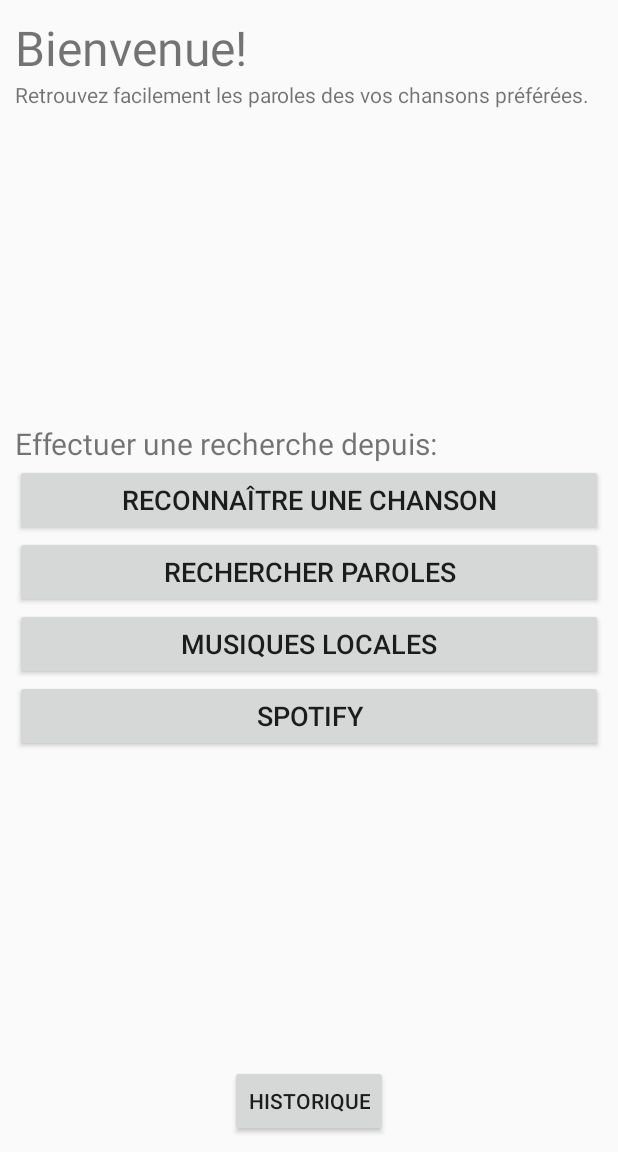
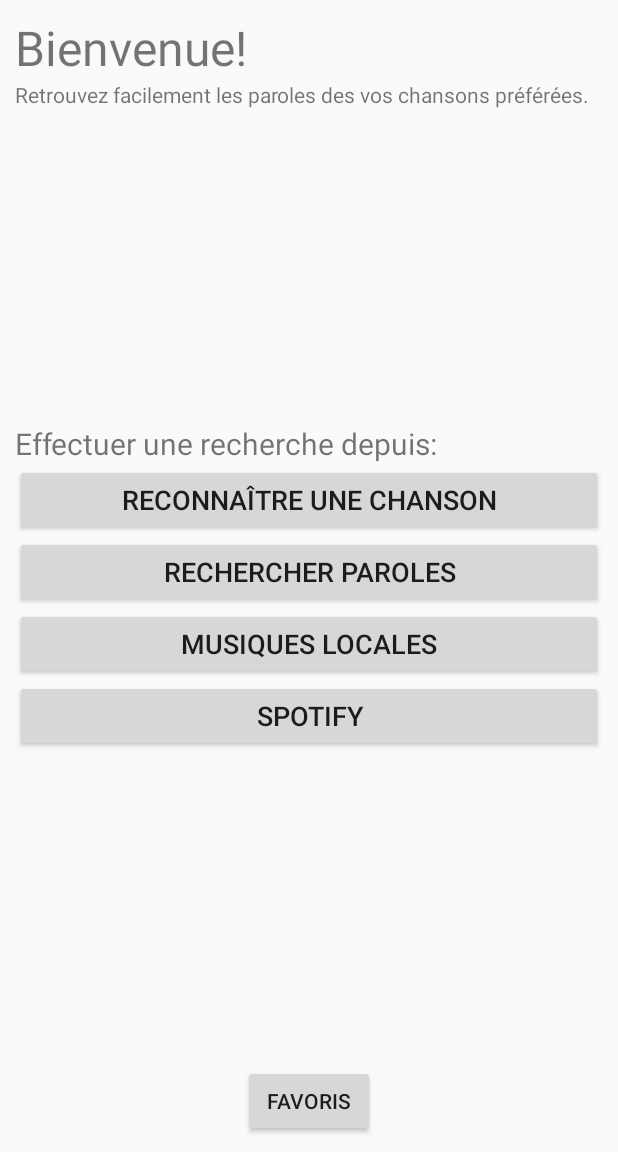
Before and after one commit to alexandreb09/SongToLyrics, an Android app: the screen it shows after launch (MainActivity), on a phone screen of 412 x 824 dp, the part 84-1236 px from its top. Run offline under Robolectric (Android 15) with nearby library versions, the phone set to English and light mode, and no system bars.

```diff
--- a/app/src/main/java/com/example/songtolyrics/Parameters.java
+++ b/app/src/main/java/com/example/songtolyrics/Parameters.java
@@ -8,6 +8,7 @@ public class Parameters {
     public static final int SOURCE_SPOTIFY          = 1;
     public static final int SOURCE_LOCAL_STORAGE    = 2;
     public static final int SOURCE_SUGGESTION       = 3;
+    public static final int SOURCE_FAVORITE        = 4;
 
 
     public static final String NOT_AVAILABLE = "Non disponible";
--- a/app/src/main/java/com/example/songtolyrics/fragments/AccueilFragment.java
+++ b/app/src/main/java/com/example/songtolyrics/fragments/AccueilFragment.java
@@ -26,6 +26,7 @@ import com.google.android.material.snackbar.Snackbar;
 
 import java.util.Objects;
 
+import static com.example.songtolyrics.Parameters.SOURCE_FAVORITE;
 import static com.example.songtolyrics.Parameters.SOURCE_LOCAL_STORAGE;
 
 
@@ -54,7 +55,7 @@ public class AccueilFragment extends Fragment {
         mParentview = inflater.inflate(R.layout.fragment_accueil, container, false);
 
         Button btn_reccord              = mParentview.findViewById(R.id.homepage_btn_record);
-        Button btn_historique           = mParentview.findViewById(R.id.homepage_btn_historique);
+        Button btn_favoris              = mParentview.findViewById(R.id.homepage_btn_favoris);
         Button btn_listMusique          = mParentview.findViewById(R.id.homepage_btn_show_musics);
         Button btn_lyrics               = mParentview.findViewById(R.id.homepage_btn_search_lyrics);
         Button btn_spotify              = mParentview.findViewById(R.id.homepage_btn_spotify_connect);
@@ -91,8 +92,9 @@ public class AccueilFragment extends Fragment {
             }
         });
 
-        btn_historique.setOnClickListener(v -> {
-            NavDirections action = AccueilFragmentDirections.actionAccueilFragmentToHistoryFragment();
+        btn_favoris.setOnClickListener(v -> {
+            AccueilFragmentDirections.ActionAccueilFragmentToListMusicFragment action =
+                AccueilFragmentDirections.actionAccueilFragmentToListMusicFragment("","", SOURCE_FAVORITE);
             Navigation.findNavController(mParentview).navigate(action);
         });
 
--- /dev/null
+++ b/app/src/main/res/drawable/ic_delete_forever_black_24dp.xml
@@ -0,0 +1,5 @@
+<vector android:height="24dp" android:tint="#FF2621"
+    android:viewportHeight="24.0" android:viewportWidth="24.0"
+    android:width="24dp" xmlns:android="http://schemas.android.com/apk/res/android">
+    <path android:fillColor="#FF000000" android:pathData="M6,19c0,1.1 0.9,2 2,2h8c1.1,0 2,-0.9 2,-2L18,7L6,7v12zM8.46,11.88l1.41,-1.41L12,12.59l2.12,-2.12 1.41,1.41L13.41,14l2.12,2.12 -1.41,1.41L12,15.41l-2.12,2.12 -1.41,-1.41L10.59,14l-2.13,-2.12zM15.5,4l-1,-1h-5l-1,1L5,4v2h14L19,4z"/>
+</vector>
--- a/app/src/main/res/layout/fragment_accueil.xml
+++ b/app/src/main/res/layout/fragment_accueil.xml
@@ -32,7 +32,7 @@
         android:layout_height="wrap_content"
         android:orientation="vertical"
         app:layout_constraintTop_toBottomOf="@id/homepage_txt_sub_title"
-        app:layout_constraintBottom_toTopOf="@id/homepage_btn_historique"
+        app:layout_constraintBottom_toTopOf="@id/homepage_btn_favoris"
         app:layout_constraintLeft_toLeftOf="parent"
         app:layout_constraintRight_toRightOf="parent"
         >
@@ -83,8 +83,8 @@
 
     <!--Historique-->
     <Button
-        android:id="@+id/homepage_btn_historique"
-        android:text="@string/homepage_historique"
+        android:id="@+id/homepage_btn_favoris"
+        android:text="@string/homepage_favoris"
         android:layout_height="wrap_content"
         android:layout_width="wrap_content"
 
--- a/app/src/main/res/navigation/nav_graph.xml
+++ b/app/src/main/res/navigation/nav_graph.xml
@@ -19,9 +19,6 @@
         <action
             android:id="@+id/action_accueilFragment_to_reccordFragment"
             app:destination="@id/reccordFragment" />
-        <action
-            android:id="@+id/action_accueilFragment_to_historyFragment"
-            app:destination="@id/historyFragment" />
         <action
             android:id="@+id/action_accueilFragment_to_spotifyConnectFragment"
             app:destination="@id/spotifyConnectFragment" />
@@ -71,15 +68,6 @@
             app:destination="@id/HomeFragment" />
     </fragment>
     <fragment
-        android:id="@+id/historyFragment"
-        android:name="com.example.songtolyrics.fragments.HistoryFragment"
-        android:label="fragment_history"
-        tools:layout="@layout/fragment_history" >
-        <action
-            android:id="@+id/action_historyFragment_to_lyricsFragment"
-            app:destination="@id/HomeFragment" />
-    </fragment>
-    <fragment
         android:id="@+id/spotifyConnectFragment"
         android:name="com.example.songtolyrics.fragments.SpotifyConnectFragment"
         android:label="fragment_spotify_connect"
--- a/app/src/main/res/values/strings.xml
+++ b/app/src/main/res/values/strings.xml
@@ -7,12 +7,13 @@
     <string name="homepage_search_lyrics">Rechercher paroles</string>
     <string name="homepage_btn_show_musics">Musiques locales</string>
     <string name="homepage_record_search_lyrics">Enregistrer et cherche lyrics</string>
-    <string name="homepage_historique">Historique</string>
+    <string name="homepage_favoris">Favoris</string>
     <string name="homepage_recherche_description">Effectuer une recherche depuis:</string>
     <string name="homepage_spotify">Spotify</string>
 
     <string name="background_description">Image arrière plan</string>
     <string name="icon_favorite_description">Icone favoris</string>
+    <string name="icon_delete_description">Icone supprimer</string>
 
     <string name="history_txt_title">Historique</string>
     <string name="history_txt_date">Date</string>
@@ -21,6 +22,7 @@
     <string name="list_music_txt_advice_suggestion">Sélectionner une musique parmi les suggestions:</string>
     <string name="list_music_txt_advice_spotify">Sélectionner une musique</string>
     <string name="list_music_txt_advice_spotify_detail">Vos dernières écoutes sur Spotify…</string>
+    <string name="list_music_txt_advice_favoris_detail">Vos musiques préférées…</string>
     <string name="list_music_suggestion_loading">Recherche de suggestions…</string>
     <string name="list_music_suggestion_not_found_title">Aucune suggestion trouvéee.</string>
     <string name="list_music_suggestion_not_found_msg">Veuillez reessayer avec une autre chanson et/ou artiste.</string>
@@ -53,6 +55,7 @@
     <string name="txt_musique">Musique</string>
     <string name="txt_artiste">Artiste</string>
     <string name="txt_search">Rechercher</string>
+    <string name="txt_favorite">Favoris</string>
     <string name="txt_hey">Hey!</string>
 
     <string name="autorisation_acces_memoire_refuse">Accès mémoire refusé</string>
@@ -62,11 +65,7 @@
     <string name="message_lyrics_available">Paroles disponibles</string>
     <string name="message_lyrics_unavailable">Paroles indisponibles</string>
 
-
     <!-- Used in NavigationDrawer -->
     <string name="navigation_drawer_open">Open navigation drawer</string>
     <string name="navigation_drawer_close">Close navigation drawer</string>
-
-    <!-- TODO: Remove or change this placeholder text -->
-    <string name="hello_blank_fragment">Hello blank fragment</string>
 </resources>
```
Also changed, not shown: app/src/main/java/com/example/songtolyrics/fragments/HistoryFragment.java (deleted, +0 -27 lines), app/src/main/java/com/example/songtolyrics/fragments/ListMusicFragment.java (+24 -5 lines), app/src/main/java/com/example/songtolyrics/view/MusicAdapter.java (+21 -4 lines), app/src/main/java/com/example/songtolyrics/view/MyHolder.java (+11 -1 lines), app/src/main/res/layout/fragment_history.xml (deleted, +0 -50 lines), app/src/main/res/layout/layout_song.xml (+20 -5 lines).
